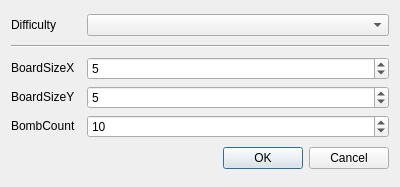
The window that src/ui/settingsdialog.ui (anton-fischer/cpp-minesweeper) describes before a commit, drawn with Qt 5.
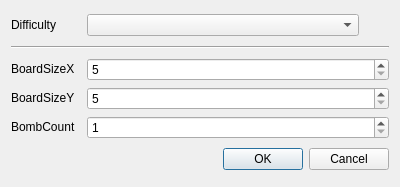
The same window after the commit. Icons and pictures are not drawn.

Patch:
```diff
--- a/src/ui/settingsdialog.ui
+++ b/src/ui/settingsdialog.ui
@@ -32,6 +32,25 @@
      <item row="0" column="1">
       <widget class="QComboBox" name="input_difficulty"/>
      </item>
+     <item row="0" column="2">
+      <widget class="QToolButton" name="btn_tooltip">
+       <property name="toolTip">
+        <string>&lt;html&gt;&lt;head/&gt;&lt;body&gt;&lt;p&gt;&lt;span style=&quot; font-weight:700;&quot;&gt;Preset Difficulties:&lt;/span&gt;&lt;/p&gt;&lt;p&gt;EASY: 9x9, 10 bombs&lt;/p&gt;&lt;p&gt;MEDIUM: 9x9, 10 bombs&lt;/p&gt;&lt;p&gt;HARD: 9x9, 10 bombs&lt;/p&gt;&lt;p&gt;&lt;span style=&quot; font-weight:700;&quot;&gt;Custom Difficulty:&lt;/span&gt;&lt;/p&gt;&lt;p&gt;Size: 5x5 - 100x100&lt;/p&gt;&lt;p&gt;BombCount: 1 - 50% of board size&lt;/p&gt;&lt;/body&gt;&lt;/html&gt;</string>
+       </property>
+       <property name="text">
+        <string/>
+       </property>
+       <property name="icon">
+        <iconset theme="QIcon::ThemeIcon::HelpFaq"/>
+       </property>
+       <property name="popupMode">
+        <enum>QToolButton::ToolButtonPopupMode::InstantPopup</enum>
+       </property>
+       <property name="autoRaise">
+        <bool>true</bool>
+       </property>
+      </widget>
+     </item>
     </layout>
    </item>
    <item>
@@ -45,6 +64,12 @@
     <layout class="QGridLayout" name="grid_customSettings">
      <item row="1" column="1">
       <widget class="QSpinBox" name="input_boardSizeY">
+       <property name="minimum">
+        <number>5</number>
+       </property>
+       <property name="maximum">
+        <number>100</number>
+       </property>
        <property name="value">
         <number>5</number>
        </property>
@@ -65,13 +90,25 @@
      </item>
      <item row="2" column="1">
       <widget class="QSpinBox" name="input_bombCount">
+       <property name="minimum">
+        <number>1</number>
+       </property>
+       <property name="maximum">
+        <number>9999</number>
+       </property>
        <property name="value">
-        <number>10</number>
+        <number>1</number>
        </property>
       </widget>
      </item>
      <item row="0" column="1">
       <widget class="QSpinBox" name="input_boardSizeX">
+       <property name="minimum">
+        <number>5</number>
+       </property>
+       <property name="maximum">
+        <number>100</number>
+       </property>
        <property name="value">
         <number>5</number>
        </property>
```
